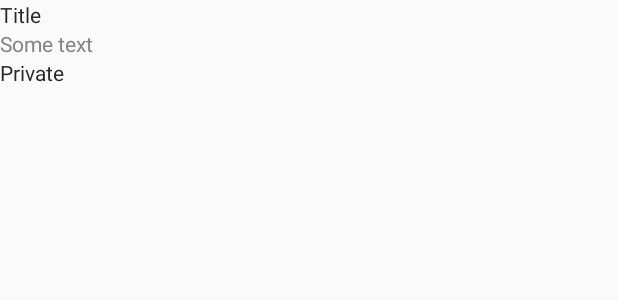
After one commit to raa2911/wishlist, an Android app: the layout wish_list_item.xml on its own in the app's theme, with its tools: preview values and no code run, on a phone screen of 412 x 824 dp. The commit adds this screen. Shown: the top 300 px of the screen. Run offline under Robolectric (Android 15) with nearby library versions, the phone set to English and light mode, and no system bars.

Commit message:
add adapter for wish list

```diff
--- /dev/null
+++ b/app/src/main/res/layout/wish_list_item.xml
@@ -0,0 +1,28 @@
+<?xml version="1.0" encoding="utf-8"?>
+<LinearLayout xmlns:android="http://schemas.android.com/apk/res/android"
+              android:orientation="vertical"
+              android:layout_width="match_parent"
+              android:layout_height="match_parent">
+
+    <TextView
+            android:text="Title"
+            android:layout_width="wrap_content"
+            android:layout_height="wrap_content"
+            android:id="@+id/wish_item_title"/>
+
+    <TextView
+            android:text="Some text"
+            android:textColor="@color/gray"
+            android:layout_width="wrap_content"
+            android:layout_height="wrap_content"
+            android:maxLines="1"
+            android:ellipsize="end"
+            android:id="@+id/wish_item_description"/>
+
+    <TextView
+            android:text="Private"
+            android:layout_width="wrap_content"
+            android:layout_height="wrap_content"
+            android:id="@+id/wish_item_privacy"/>
+
+</LinearLayout>
--- a/app/src/main/res/values/colors.xml
+++ b/app/src/main/res/values/colors.xml
@@ -5,6 +5,7 @@
     <color name="colorAccent">#5d8fd1</color>
     <color name="logos">#0b4591</color>
     <color name="almostWhite">#d2d2d2</color>
+    <color name="gray">#848484</color>
 
     <color name="textBlack">#272727</color>
 </resources>
--- a/app/src/main/res/values/strings.xml
+++ b/app/src/main/res/values/strings.xml
@@ -16,6 +16,10 @@
     <string name="edit_screen_title_error_empty">Please fill title</string>
     <string name="edit_screen_link_error_format">Please paste correct link format</string>
 
+    <string name="privacy_type_private">Private</string>
+    <string name="privacy_type_friend">For friend</string>
+    <string name="privacy_type_public">Public</string>
+
     <!-- MENU ITEMS -->
     <string name="sing_out_button">Sing out</string>
     <string name="save_button">Save</string>
```
Also changed, not shown: app/src/main/java/com/raapp/wishlist/adapters/WishListAdapter.kt (added, +38 -0 lines), app/src/main/java/com/raapp/wishlist/customView/WishListItem.kt (added, +46 -0 lines), app/src/main/java/com/raapp/wishlist/view/WishListFragment.kt (+40 -6 lines), app/src/main/res/layout/fragment_wish_list_content.xml (+6 -9 lines).
